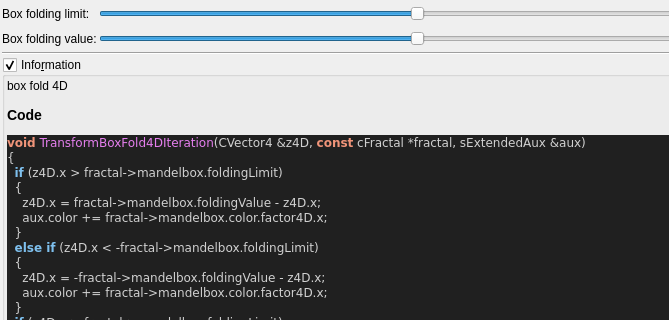
Old version of the form mandelbulber2/qt_data/fractal_transf_box_fold4d.ui in the repository buddhi1980/mandelbulber2; both pictures show x 0 to 669 and y 0 to 320 of the 835 by 930 pixel window.
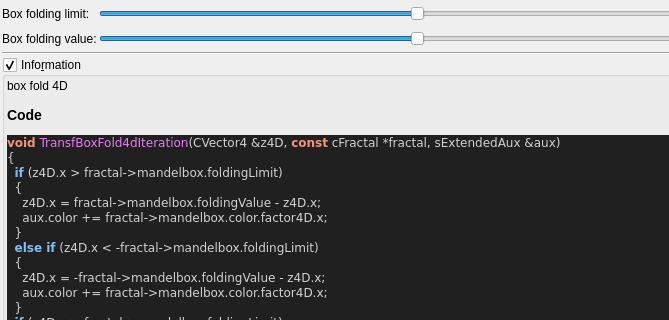
New version of the form. Custom widgets are drawn as their Qt base class.

Diff of the .ui file:
```diff
--- a/mandelbulber2/qt_data/fractal_transf_box_fold4d.ui
+++ b/mandelbulber2/qt_data/fractal_transf_box_fold4d.ui
@@ -191,7 +191,7 @@
 &lt;/table&gt;
 &lt;h3&gt;Code&lt;/h3&gt;
 &lt;body style=&quot;background-color:#202020&quot;&gt;
-&lt;pre style=&quot;color:#d0d0d0; background-color:#202020;  font-family:'Courier New',monospace;&quot;&gt;&lt;span style=&quot;color:#f09479; font-weight:bold&quot;&gt;void&lt;/span&gt; &lt;span style=&quot;color:#e47eed&quot;&gt;TransformBoxFold4DIteration&lt;/span&gt;&lt;span style=&quot;color:#d0d0d0&quot;&gt;(&lt;/span&gt;CVector4 &lt;span style=&quot;color:#d0d0d0&quot;&gt;&amp;amp;&lt;/span&gt;z4D&lt;span style=&quot;color:#d0d0d0&quot;&gt;,&lt;/span&gt; &lt;span style=&quot;color:#f09479; font-weight:bold&quot;&gt;const&lt;/span&gt; cFractal &lt;span style=&quot;color:#d0d0d0&quot;&gt;*&lt;/span&gt;fractal&lt;span style=&quot;color:#d0d0d0&quot;&gt;,&lt;/span&gt; sExtendedAux &lt;span style=&quot;color:#d0d0d0&quot;&gt;&amp;amp;&lt;/span&gt;aux&lt;span style=&quot;color:#d0d0d0&quot;&gt;)&lt;/span&gt;
+&lt;pre style=&quot;color:#d0d0d0; background-color:#202020;  font-family:'Courier New',monospace;&quot;&gt;&lt;span style=&quot;color:#f09479; font-weight:bold&quot;&gt;void&lt;/span&gt; &lt;span style=&quot;color:#e47eed&quot;&gt;TransfBoxFold4dIteration&lt;/span&gt;&lt;span style=&quot;color:#d0d0d0&quot;&gt;(&lt;/span&gt;CVector4 &lt;span style=&quot;color:#d0d0d0&quot;&gt;&amp;amp;&lt;/span&gt;z4D&lt;span style=&quot;color:#d0d0d0&quot;&gt;,&lt;/span&gt; &lt;span style=&quot;color:#f09479; font-weight:bold&quot;&gt;const&lt;/span&gt; cFractal &lt;span style=&quot;color:#d0d0d0&quot;&gt;*&lt;/span&gt;fractal&lt;span style=&quot;color:#d0d0d0&quot;&gt;,&lt;/span&gt; sExtendedAux &lt;span style=&quot;color:#d0d0d0&quot;&gt;&amp;amp;&lt;/span&gt;aux&lt;span style=&quot;color:#d0d0d0&quot;&gt;)&lt;/span&gt;
 &lt;span style=&quot;color:#d0d0d0&quot;&gt;{&lt;/span&gt;
   &lt;span style=&quot;color:#7ec0ee; font-weight:bold&quot;&gt;if&lt;/span&gt; &lt;span style=&quot;color:#d0d0d0&quot;&gt;(&lt;/span&gt;z4D&lt;span style=&quot;color:#d0d0d0&quot;&gt;.&lt;/span&gt;x &lt;span style=&quot;color:#d0d0d0&quot;&gt;&amp;gt;&lt;/span&gt; fractal&lt;span style=&quot;color:#d0d0d0&quot;&gt;-&amp;gt;&lt;/span&gt;mandelbox&lt;span style=&quot;color:#d0d0d0&quot;&gt;.&lt;/span&gt;foldingLimit&lt;span style=&quot;color:#d0d0d0&quot;&gt;)&lt;/span&gt;
   &lt;span style=&quot;color:#d0d0d0&quot;&gt;{&lt;/span&gt;
```
Left out of the diff: 4 changed lines with no effect on the pictures.
